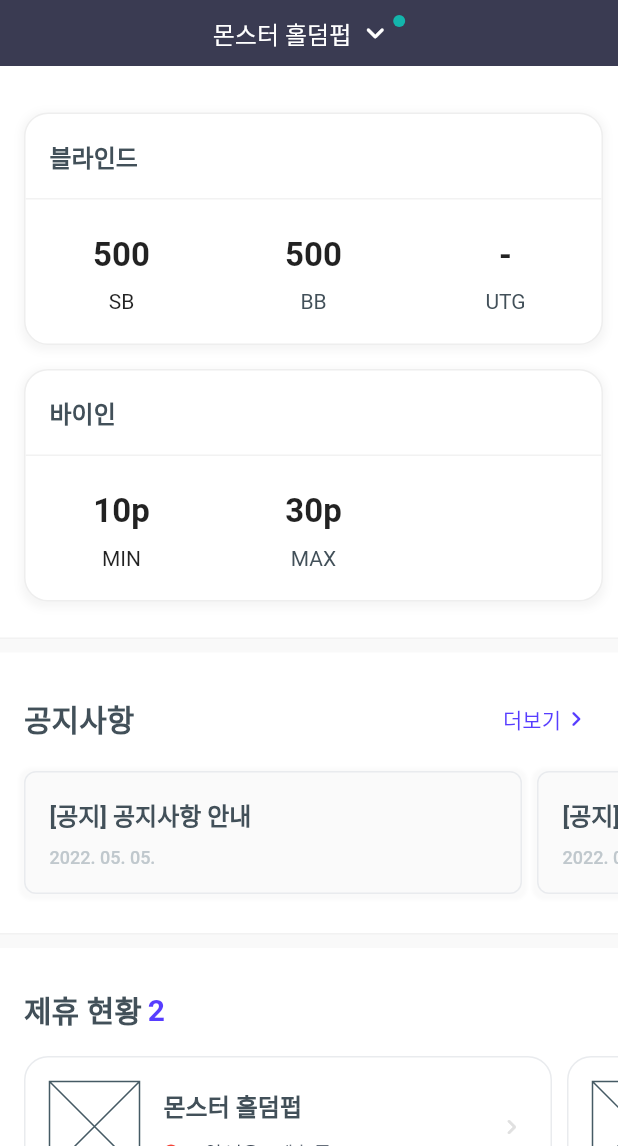
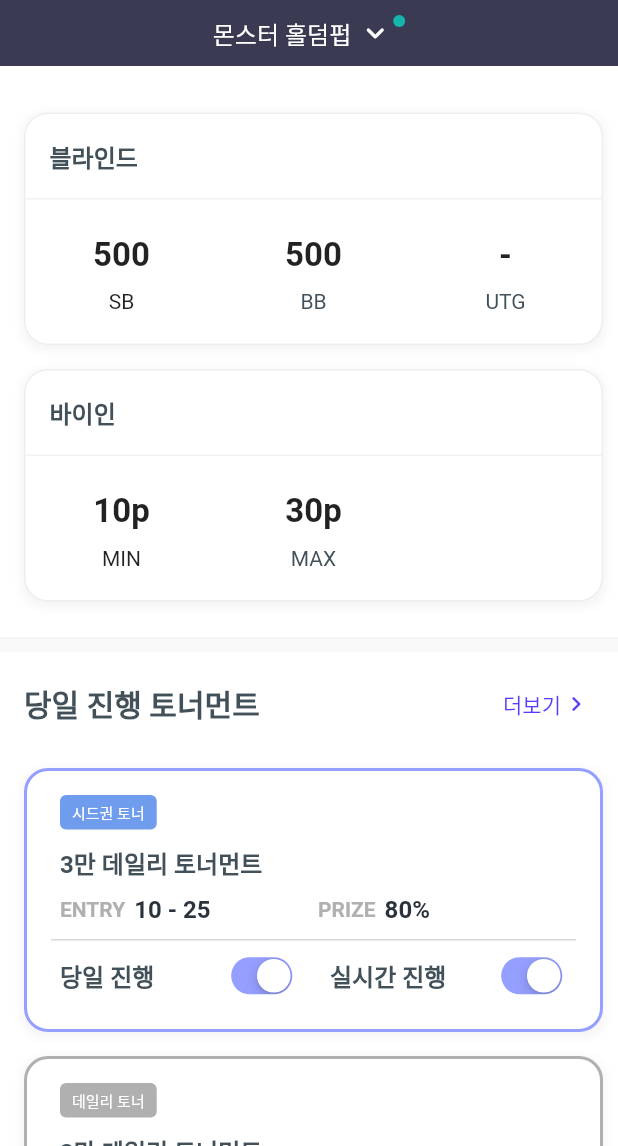
Before and after one commit to wkdgus1164/pokerspot_partner_app, a Flutter app: the HomeView screen opened directly, scrolled down 576 dp, on a phone screen of 412 x 824 dp, the part 90-1236 px from its top. Run offline on Flutter 3.47's test engine with Material 2 defaults, Android fonts, the phone set to English and light mode, and no system bars; our stand-ins replace card_swiper, flutter_svg, go_router.

Commit message:
add: 메인 - 토너펍

```diff
--- /dev/null
+++ b/lib/ui/main/sections/home/components/tournament/information/entry_prize.dart
@@ -0,0 +1,45 @@
+import 'package:flutter/cupertino.dart';
+import 'package:pokerspot_partner_app/common/theme/typography.dart';
+
+class TournamentInformationEntryPrize extends StatelessWidget {
+  const TournamentInformationEntryPrize({
+    Key? key,
+    required this.entry,
+    required this.prize,
+  }) : super(key: key);
+
+  final String entry;
+  final int prize;
+
+  @override
+  Widget build(BuildContext context) {
+    return Row(
+      children: [
+        _buildTemplate('ENTRY', entry),
+        _buildTemplate('PRIZE', '$prize%'),
+      ],
+    );
+  }
+
+  Expanded _buildTemplate(String title, String value) {
+    return Expanded(
+      child: Row(
+        children: [
+          Text(
+            title,
+            style: titleSmall.copyWith(
+              color: const Color.fromRGBO(176, 176, 176, 1),
+            ),
+          ),
+          const SizedBox(width: 6),
+          Text(
+            value,
+            style: titleMedium.copyWith(
+              color: const Color.fromRGBO(42, 50, 59, 1),
+            ),
+          ),
+        ],
+      ),
+    );
+  }
+}
--- /dev/null
+++ b/lib/ui/main/sections/home/components/tournament/information/item_information.dart
@@ -0,0 +1,51 @@
+import 'package:flutter/material.dart';
+import 'package:pokerspot_partner_app/common/constants/sizes.dart';
+import 'package:pokerspot_partner_app/common/theme/color.dart';
+import 'package:pokerspot_partner_app/common/theme/typography.dart';
+import 'package:pokerspot_partner_app/ui/main/sections/home/components/tournament/information/entry_prize.dart';
+import 'package:pokerspot_partner_app/ui/main/sections/home/components/tournament/information/item_type.dart';
+import 'package:pokerspot_partner_app/ui/main/sections/home/models/tournament_model.dart';
+
+class TournamentItemInformation extends StatelessWidget {
+  const TournamentItemInformation({
+    Key? key,
+    required this.title,
+    required this.isAvailable,
+    required this.tournamentType,
+  }) : super(key: key);
+
+  final String title;
+  final bool isAvailable;
+  final TournamentType tournamentType;
+
+  @override
+  Widget build(BuildContext context) {
+    return Padding(
+      padding: const EdgeInsets.only(left: 6),
+      child: Column(
+        crossAxisAlignment: CrossAxisAlignment.start,
+        children: [
+          // 토너 종류
+          ItemType(
+            isAvailable: isAvailable,
+            tournamentType: tournamentType,
+          ),
+          const SizedBox(height: padding10),
+
+          // 토너 제목
+          Text(
+            title,
+            style: titleMedium.copyWith(color: textColor),
+          ),
+          const SizedBox(height: padding10),
+
+          // 토너 정보
+          const TournamentInformationEntryPrize(
+            entry: '10 - 25',
+            prize: 80,
+          ),
+        ],
+      ),
+    );
+  }
+}
--- /dev/null
+++ b/lib/ui/main/sections/home/components/tournament/information/item_type.dart
@@ -0,0 +1,33 @@
+import 'package:flutter/material.dart';
+import 'package:pokerspot_partner_app/ui/main/sections/home/models/tournament_model.dart';
+
+class ItemType extends StatelessWidget {
+  const ItemType({
+    Key? key,
+    required this.isAvailable,
+    required this.tournamentType,
+  }) : super(key: key);
+
+  final bool isAvailable;
+  final TournamentType tournamentType;
+
+  @override
+  Widget build(BuildContext context) {
+    return Container(
+      padding: const EdgeInsets.symmetric(
+        horizontal: 8,
+        vertical: 4,
+      ),
+      decoration: BoxDecoration(
+        borderRadius: const BorderRadius.all(Radius.circular(4)),
+        color: isAvailable
+            ? const Color.fromRGBO(112, 156, 237, 1)
+            : const Color.fromRGBO(176, 176, 176, 1),
+      ),
+      child: Text(
+        tournamentType == TournamentType.daily ? '데일리 토너' : '시드권 토너',
+        style: const TextStyle(fontSize: 10, color: Colors.white),
+      ),
+    );
+  }
+}
--- /dev/null
+++ b/lib/ui/main/sections/home/components/tournament/information/operation_switches.dart
@@ -0,0 +1,56 @@
+import 'package:flutter/cupertino.dart';
+import 'package:flutter/material.dart';
+import 'package:pokerspot_partner_app/common/constants/sizes.dart';
+import 'package:pokerspot_partner_app/common/theme/color.dart';
+import 'package:pokerspot_partner_app/common/theme/typography.dart';
+
+class TournamentOperationSwitches extends StatelessWidget {
+  const TournamentOperationSwitches({
+    Key? key,
+    required this.isToday,
+    required this.isLive,
+  }) : super(key: key);
+
+  final bool isToday;
+  final bool isLive;
+
+  @override
+  Widget build(BuildContext context) {
+    return Padding(
+      padding: const EdgeInsets.only(left: 6),
+      child: Row(
+        children: [
+          _buildSwitch('당일 진행', isToday),
+          const SizedBox(width: padding16),
+          _buildSwitch('실시간 진행', isLive),
+        ],
+      ),
+    );
+  }
+
+  Expanded _buildSwitch(String title, bool value) {
+    return Expanded(
+      child: Row(
+        children: [
+          Expanded(
+              child: Text(
+            title,
+            style: bodySmall.copyWith(
+              color: textColor,
+              fontWeight: FontWeight.w600,
+            ),
+          )),
+          Transform.scale(
+            scale: 0.8,
+            child: CupertinoSwitch(
+              value: value,
+              onChanged: (value) {},
+              thumbColor: Colors.white,
+              activeColor: const Color.fromRGBO(148, 159, 255, 1),
+            ),
+          ),
+        ],
+      ),
+    );
+  }
+}
--- /dev/null
+++ b/lib/ui/main/sections/home/components/tournament/tournament.dart
@@ -0,0 +1,65 @@
+import 'package:flutter/cupertino.dart';
+import 'package:pokerspot_partner_app/common/components/button/text_button.dart';
+import 'package:pokerspot_partner_app/common/components/divider/divider.dart';
+import 'package:pokerspot_partner_app/common/constants/sizes.dart';
+import 'package:pokerspot_partner_app/common/theme/color.dart';
+import 'package:pokerspot_partner_app/common/theme/typography.dart';
+import 'package:pokerspot_partner_app/ui/main/sections/home/components/tournament/tournament_item.dart';
+import 'package:pokerspot_partner_app/ui/main/sections/home/data/tournament_data.dart';
+
+class HomeTournament extends StatelessWidget {
+  const HomeTournament({Key? key}) : super(key: key);
+
+  @override
+  Widget build(BuildContext context) {
+    return Column(
+      children: [
+        Container(
+          padding: const EdgeInsets.fromLTRB(
+            padding16,
+            padding16,
+            padding10,
+            0,
+          ),
+          child: Column(
+            children: [
+              Row(
+                mainAxisAlignment: MainAxisAlignment.spaceBetween,
+                children: [
+                  Expanded(
+                    child: Text(
+                      '당일 진행 토너먼트',
+                      style: titleLarge.copyWith(color: textColor),
+                    ),
+                  ),
+                  CustomTextButton(
+                    text: '더보기',
+                    color: primaryColor,
+                    trailingIcon: TrailingIcon.arrowRight,
+                    onClick: () {},
+                  ),
+                ],
+              ),
+              const SizedBox(height: padding24),
+              Column(
+                children: tournamentList
+                    .map(
+                      (it) => HomeTournamentItem(
+                        isPlaying: it.isPlaying,
+                        tournamentType: it.tournamentType,
+                        isToday: it.isToday,
+                        isLive: it.isLive,
+                        isAvailable: it.isAvailable,
+                      ),
+                    )
+                    .toList(),
+              ),
+            ],
+          ),
+        ),
+        const SizedBox(height: padding24),
+        const CustomDivider(),
+      ],
+    );
+  }
+}
--- /dev/null
+++ b/lib/ui/main/sections/home/components/tournament/tournament_item.dart
@@ -0,0 +1,82 @@
+import 'package:flutter/material.dart';
+import 'package:pokerspot_partner_app/common/constants/sizes.dart';
+import 'package:pokerspot_partner_app/ui/main/sections/home/components/tournament/information/item_information.dart';
+import 'package:pokerspot_partner_app/ui/main/sections/home/components/tournament/information/operation_switches.dart';
+import 'package:pokerspot_partner_app/ui/main/sections/home/models/tournament_model.dart';
+
+BoxDecoration decoration(bool isAvailable) {
+  return BoxDecoration(
+    color: Colors.white,
+    boxShadow: [
+      BoxShadow(
+        color: Colors.grey.withOpacity(0.1),
+        spreadRadius: 2,
+        blurRadius: 4,
+        offset: const Offset(0, 2),
+      ),
+    ],
+    borderRadius: BorderRadius.circular(defaultRadius * 2),
+    border: Border.all(
+      width: 2,
+      color: setAvailableColor(isAvailable),
+    ),
+  );
+}
+
+Color setAvailableColor(bool isAvailable) {
+  if (isAvailable) {
+    return const Color.fromRGBO(148, 159, 255, 1);
+  } else {
+    return const Color.fromRGBO(176, 176, 176, 1);
+  }
+}
+
+class HomeTournamentItem extends StatelessWidget {
+  const HomeTournamentItem({
+    Key? key,
+    required this.isPlaying,
+    required this.tournamentType,
+    required this.isToday,
+    required this.isLive,
+    required this.isAvailable,
+  }) : super(key: key);
+
+  final bool isPlaying;
+  final TournamentType tournamentType;
+  final bool isToday;
+  final bool isLive;
+  final bool isAvailable;
+
+  @override
+  Widget build(BuildContext context) {
+    return Container(
+      padding: const EdgeInsets.all(padding16),
+      margin: const EdgeInsets.only(bottom: padding16),
+      decoration: decoration(isAvailable),
+      child: Column(
+        crossAxisAlignment: CrossAxisAlignment.start,
+        children: [
+          // 토너 제목, 진행 여부, 타입
+          TournamentItemInformation(
+            title: '3만 데일리 토너먼트',
+            isAvailable: isAvailable,
+            tournamentType: tournamentType,
+          ),
+          const SizedBox(height: padding10),
+          const Divider(
+            height: 1,
+            thickness: 1,
+            color: Color.fromRGBO(216, 216, 216, 1),
+          ),
+          const SizedBox(height: 4),
+
+          // 스위치
+          TournamentOperationSwitches(
+            isToday: isToday,
+            isLive: isLive,
+          ),
+        ],
+      ),
+    );
+  }
+}
--- /dev/null
+++ b/lib/ui/main/sections/home/data/tournament_data.dart
@@ -0,0 +1,25 @@
+import 'package:pokerspot_partner_app/ui/main/sections/home/models/tournament_model.dart';
+
+List<TournamentItemProps> tournamentList = [
+  TournamentItemProps(
+    isPlaying: true,
+    tournamentType: TournamentType.seed,
+    isToday: true,
+    isLive: true,
+    isAvailable: true,
+  ),
+  TournamentItemProps(
+    isPlaying: false,
+    tournamentType: TournamentType.daily,
+    isToday: false,
+    isLive: false,
+    isAvailable: false,
+  ),
+  TournamentItemProps(
+    isPlaying: true,
+    tournamentType: TournamentType.daily,
+    isToday: false,
+    isLive: true,
+    isAvailable: true,
+  ),
+];
--- /dev/null
+++ b/lib/ui/main/sections/home/models/tournament_model.dart
@@ -0,0 +1,25 @@
+enum TournamentType {
+  daily('daily'),
+  seed('seed'),
+  ;
+
+  const TournamentType(this.tournamentType);
+
+  final String tournamentType;
+}
+
+class TournamentItemProps {
+  final bool isPlaying;
+  final TournamentType tournamentType;
+  final bool isToday;
+  final bool isLive;
+  final bool isAvailable;
+
+  TournamentItemProps({
+    required this.isPlaying,
+    required this.tournamentType,
+    required this.isToday,
+    required this.isLive,
+    required this.isAvailable,
+  });
+}
--- a/lib/ui/main/sections/home/views/home_view.dart
+++ b/lib/ui/main/sections/home/views/home_view.dart
@@ -5,6 +5,7 @@ import 'package:pokerspot_partner_app/ui/main/sections/home/components/header/ta
 import 'package:pokerspot_partner_app/ui/main/sections/home/components/notice/notice.dart';
 import 'package:pokerspot_partner_app/ui/main/sections/home/components/reservation/reservation.dart';
 import 'package:pokerspot_partner_app/ui/main/sections/home/components/store_list/store_list.dart';
+import 'package:pokerspot_partner_app/ui/main/sections/home/components/tournament/tournament.dart';
 
 class HomeView extends StatelessWidget {
   const HomeView({Key? key}) : super(key: key);
@@ -27,6 +28,9 @@ class HomeView extends StatelessWidget {
                   // 블라인드 및 바이인
                   HomeBlindBuyIn(),
 
+                  // 당일 진행 토너먼트
+                  HomeTournament(),
+
                   // 공지사항
                   HomeNotice(),
 
```
